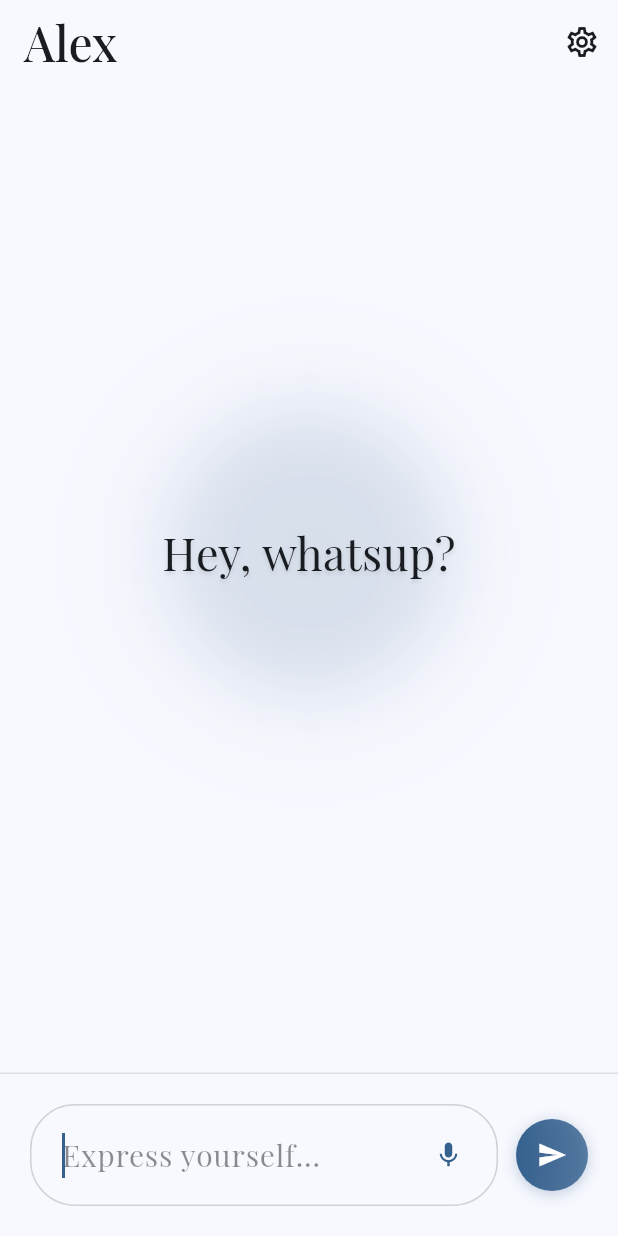
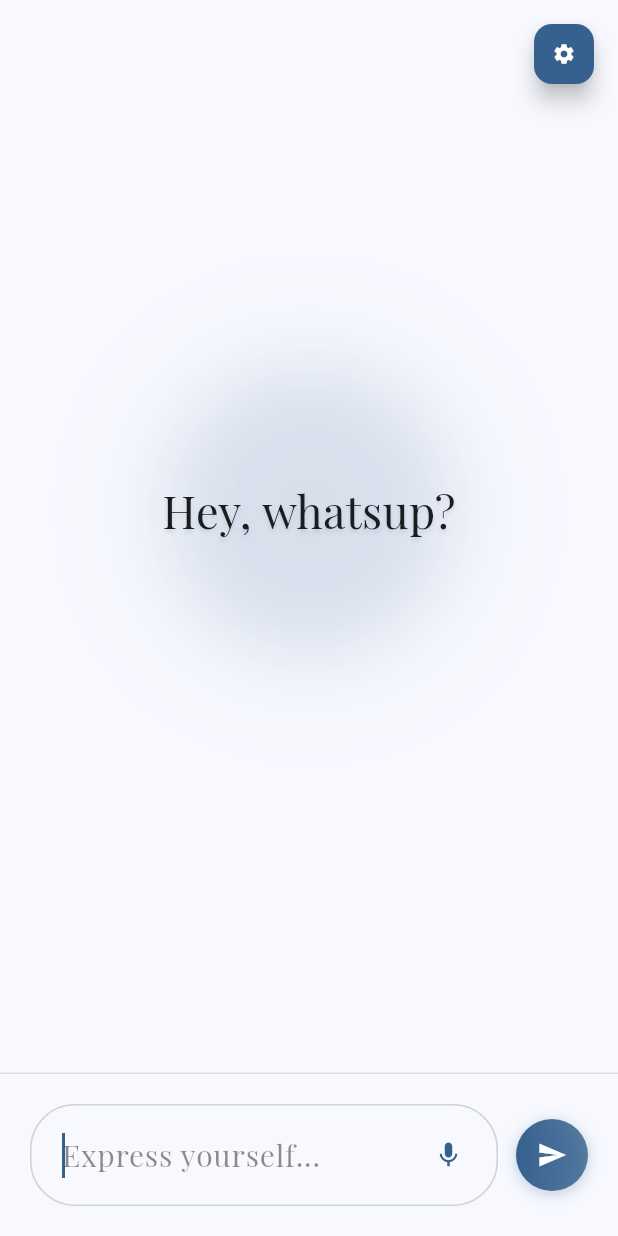
Before and after one commit to ThomasNowProductions/Alex, a Flutter app: the screen it shows after launch, on a phone screen of 412 x 824 dp. Run offline on Flutter 3.47's test engine with Material 3 defaults, Android fonts, the phone set to English and light mode, and no system bars; our stand-ins replace flutter_dotenv, google_fonts, logger, permission_handler, speech_to_text; missing offline and left inert: markdown_widget; project files that could hold a hidden picture were left out.

Commit message:
Updated UI

```diff
--- a/lib/components/chat_screen.dart
+++ b/lib/components/chat_screen.dart
@@ -38,9 +38,66 @@ class _ChatScreenState extends State<ChatScreen> {
     "What's been happening in your world?",
     "I'm all ears if you need to talk.",
     "How can I brighten your day?",
+    "What's the latest adventure in your life?",
+    "Got any exciting plans brewing?",
+    "How's your energy level today?",
+    "What's making you smile lately?",
+    "Care to share what's on your heart?",
+    "What's the best thing that happened today?",
+    "I'm curious - what's been inspiring you?",
+    "How can I make your day better?",
+    "What's the most interesting thought you've had today?",
+    "Feeling chatty? I'm all yours!",
+    "What's cooking in that brilliant mind of yours?",
+    "How are you doing, really?",
+    "What's the highlight of your week so far?",
+    "Got any dreams or goals you're working on?",
+    "What's something you're grateful for today?",
+    "How can I help you unwind?",
+    "What's the most fun thing you've done recently?",
+    "I'm here and ready to listen!",
+    "What's been challenging you lately?",
+    "How can I bring some joy to your day?",
+    "What's something you're looking forward to?",
+    "Care for some friendly conversation?",
+    "What's the best advice you've received lately?",
+    "How are you taking care of yourself today?",
+    "What's something that always makes you laugh?",
+    "I'm genuinely interested - how are you?",
+    "What's been the most surprising thing lately?",
+    "How can I be a good friend to you right now?",
+    "What's something you're passionate about?",
+    "Feeling reflective? I'm here to chat.",
+    "What's the most beautiful thing you've seen today?",
+    "How can I help you feel more at ease?",
+  ];
+
+  // Input placeholder texts for variety
+  final List<String> _placeholderTexts = [
+    "Express yourself...",
+    "What's on your mind?",
+    "Share your thoughts...",
+    "Type your message...",
+    "How are you feeling?",
+    "What's happening?",
+    "Tell me something...",
+    "I'm listening...",
+    "Your thoughts matter...",
+    "Speak your mind...",
+    "What's new with you?",
+    "How can I help?",
+    "Let's talk about...",
+    "Share what's on your heart...",
+    "I'm here for you...",
+    "What's bothering you?",
+    "What's making you happy?",
+    "Tell me more...",
+    "I want to hear...",
+    "Your story matters...",
   ];
 
   late String _currentWelcomeMessage;
+  late String _currentPlaceholderText;
 
   // Speech recognition variables
   late stt.SpeechToText _speech;
@@ -60,6 +117,8 @@ class _ChatScreenState extends State<ChatScreen> {
     super.initState();
     // Select a random welcome message for variety
     _currentWelcomeMessage = _getRandomWelcomeMessage();
+    // Select a random placeholder text for variety
+    _currentPlaceholderText = _getRandomPlaceholderText();
     _initializeServices();
     _startSummarizationTimer();
 
@@ -403,8 +462,8 @@ class _ChatScreenState extends State<ChatScreen> {
                             Navigator.of(context).pop();
                           },
                           style: TextButton.styleFrom(
-                            backgroundColor: Theme.of(context).colorScheme.primary,
-                            foregroundColor: Colors.white,
+                            backgroundColor: Theme.of(context).colorScheme.surface,
+                            foregroundColor: Theme.of(context).colorScheme.onSurface,
                             padding: const EdgeInsets.symmetric(vertical: 16),
                             shape: RoundedRectangleBorder(
                               borderRadius: BorderRadius.circular(12),
@@ -615,6 +674,12 @@ class _ChatScreenState extends State<ChatScreen> {
     return _welcomeMessages[random];
   }
 
+  /// Get a random placeholder text from the available options
+  String _getRandomPlaceholderText() {
+    final random = DateTime.now().millisecondsSinceEpoch % _placeholderTexts.length;
+    return _placeholderTexts[random];
+  }
+
   /// Refresh the welcome message with a new random selection
   void _refreshWelcomeMessage() {
     if (mounted) {
@@ -627,33 +692,6 @@ class _ChatScreenState extends State<ChatScreen> {
   @override
   Widget build(BuildContext context) {
     return Scaffold(
-      appBar: AppBar(
-        title: Text(
-          AppConstants.appName,
-          style: GoogleFonts.playfairDisplay(
-            fontSize: 32,
-            fontWeight: FontWeight.w500,
-          ),
-        ),
-        backgroundColor: Theme.of(context).colorScheme.surface,
-        elevation: 0,
-        actions: [
-          IconButton(
-            icon: Icon(
-              Icons.settings_outlined,
-              color: Theme.of(context).colorScheme.onSurface,
-            ),
-            onPressed: () {
-              Navigator.push(
-                context,
-                MaterialPageRoute(
-                  builder: (context) => const SettingsScreen(),
-                ),
-              );
-            },
-          ),
-        ],
-      ),
       body: Container(
         decoration: BoxDecoration(
           gradient: LinearGradient(
@@ -708,7 +746,7 @@ class _ChatScreenState extends State<ChatScreen> {
                            controller: _messageController,
                            focusNode: _focusNode,
                            decoration: InputDecoration(
-                             hintText: 'Express yourself...',
+                             hintText: _currentPlaceholderText,
                              hintStyle: GoogleFonts.playfairDisplay(
                                fontSize: 20,
                                color: Theme.of(context).colorScheme.onSurface.withValues(alpha: 0.5),
@@ -754,6 +792,26 @@ class _ChatScreenState extends State<ChatScreen> {
           ],
         ),
       ),
+      floatingActionButton: Container(
+        width: 40,
+        height: 40,
+        margin: const EdgeInsets.only(top: 16),
+        child: FloatingActionButton(
+          onPressed: () {
+            Navigator.push(
+              context,
+              MaterialPageRoute(
+                builder: (context) => const SettingsScreen(),
+              ),
+            );
+          },
+          backgroundColor: Theme.of(context).colorScheme.primary,
+          foregroundColor: Colors.white,
+          mini: true,
+          child: const Icon(Icons.settings, size: 16),
+        ),
+      ),
+      floatingActionButtonLocation: FloatingActionButtonLocation.endTop,
     );
   }
 
```
Also changed, not shown: assets/system_prompt.json (+1 -1 lines), 1 other file.
